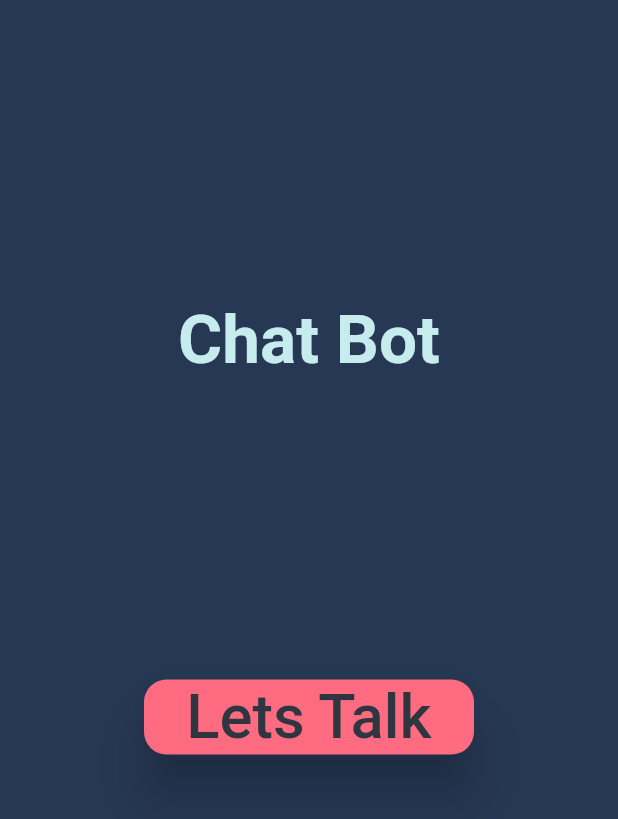
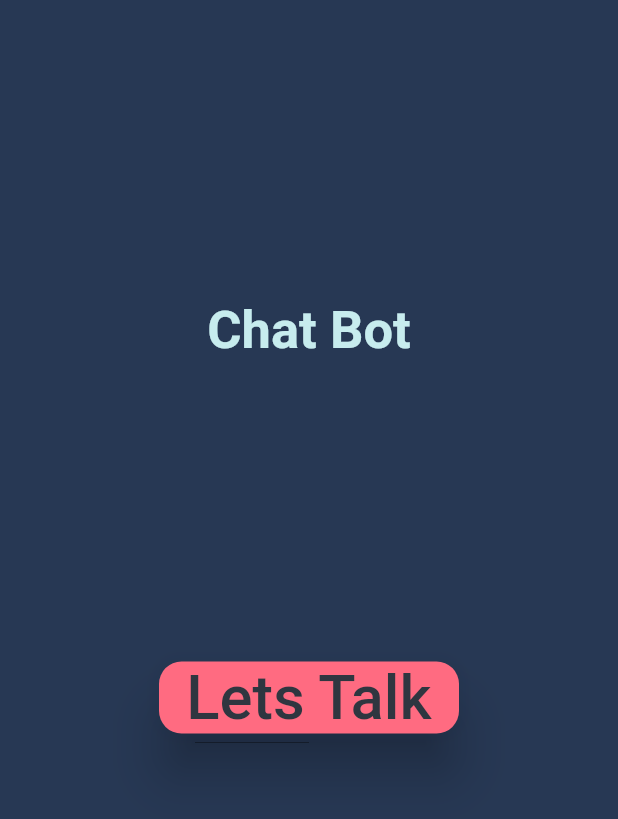
Before and after one commit to SarthakVaswani/ace_bot, a Flutter app: the screen it shows after launch, on a phone screen of 412 x 824 dp. Shown: the top 819 px of the screen. Run offline on Flutter 3.47's test engine with Material 2 defaults, Android fonts, the phone set to English and light mode, and no system bars; our stand-ins replace animated_text_kit, bubble.

Commit message:
UX improvements

```diff
--- a/lib/main.dart
+++ b/lib/main.dart
@@ -31,14 +31,15 @@ class Intro extends StatefulWidget {
 class _IntroState extends State<Intro> {
   @override
   Widget build(BuildContext context) {
-    return Scaffold(
-      body: Container(
-        child: Align(
+    return SafeArea(
+      child: Scaffold(
+        body: Align(
           alignment: Alignment.bottomCenter,
           child: Column(
             children: [
               Padding(
-                padding: const EdgeInsets.only(top: 200.0, left: 10, right: 10),
+                padding: EdgeInsets.only(top: 200.0),
+                child: Container(
                   child: FadeAnimatedTextKit(
                     repeatForever: true,
                     text: [
@@ -47,16 +48,17 @@ class _IntroState extends State<Intro> {
                     ],
                     textStyle: TextStyle(
                         color: Color(0xffc7ecee),
-                      fontSize: 45,
+                        fontSize: 35,
                         fontWeight: FontWeight.bold),
+                  ),
                 ),
               ),
               Padding(
                 padding: const EdgeInsets.only(top: 200.0),
                 child: MaterialButton(
                   elevation: 15,
-                  height: 50,
-                  minWidth: 220,
+                  height: 44,
+                  minWidth: 200,
                   color: Color(0xffff6b81),
                   shape: RoundedRectangleBorder(
                       borderRadius: BorderRadius.circular(15)),
@@ -129,6 +131,7 @@ class _ChatScreenState extends State<ChatScreen> {
                     ],
                   ),
                   child: TextField(
+                    autofocus: true,
                     textAlign: TextAlign.center,
                     decoration: InputDecoration(
                       border: InputBorder.none,
@@ -190,8 +193,7 @@ class _ChatScreenState extends State<ChatScreen> {
               alignment: mine ? Alignment.topLeft : Alignment.topRight,
               child: Bubble(
                 nip: mine ? BubbleNip.leftTop : BubbleNip.rightTop,
-                elevation: 10,
-                shadowColor: Colors.black,
+                elevation: 7,
                 nipHeight: 24,
                 radius: Radius.circular(14),
                 child: Text(item.replaceAll("<bot>", "")),
```
Lines whose indentation alone changed are shown as unchanged.
